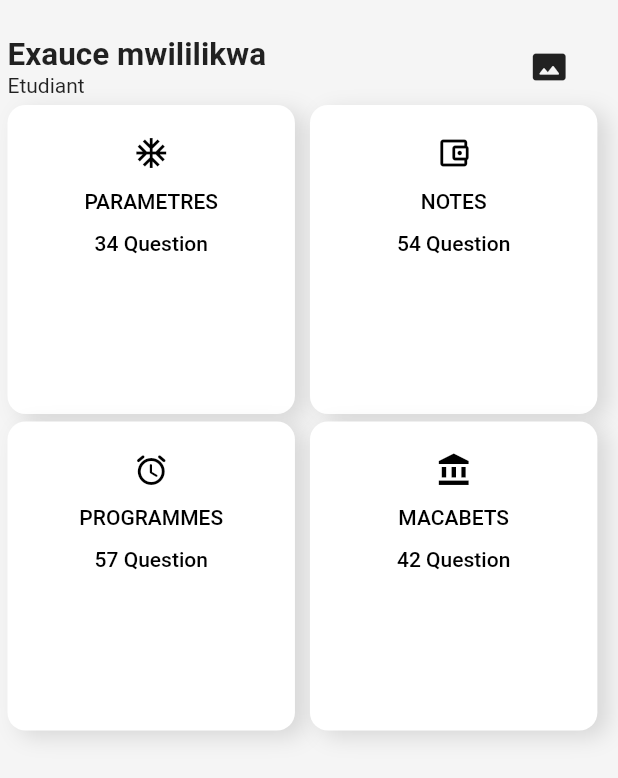
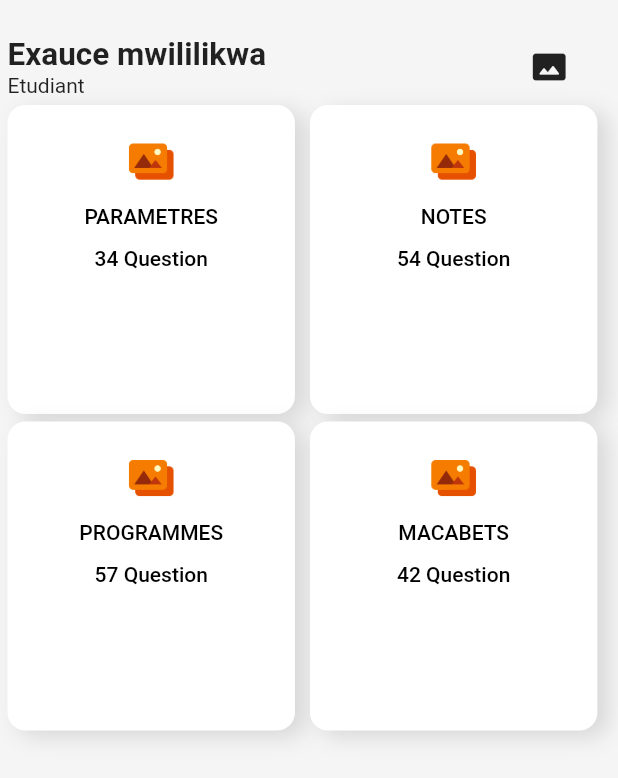
Before and after one commit to exauce-mwililikwa/UPGENIUS, a Flutter app: the Dashboard1 screen opened directly, on a phone screen of 412 x 824 dp. Shown: the top 778 px of the screen. Run offline on Flutter 3.47's test engine with Material 2 defaults, Android fonts, the phone set to English and light mode, and no system bars.

Commit message:
DASHBOARD

```diff
--- a/lib/screen/home/dashboard1.dart
+++ b/lib/screen/home/dashboard1.dart
@@ -42,9 +42,9 @@ class _Dashboard1State extends State<Dashboard1> {
         child: Column(
           children: [
             Container(
-              child: Icon(
-                icont,
-                color: Colors.black,
+              height: 34,
+              child: Image.asset(
+                "assets/images/Gallery_96px.png",
               ),
             ),
             SizedBox(
```
